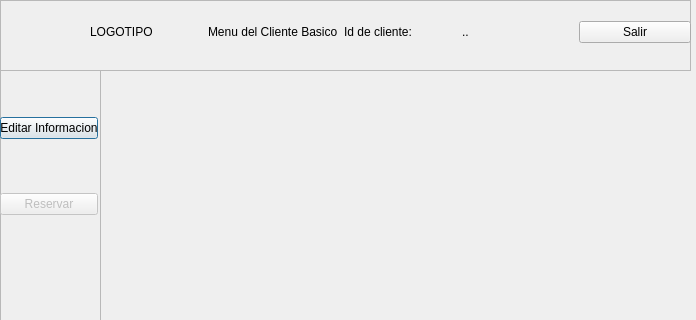
Before: the Qt Designer form ParkingLotSystem1.0/cliente_b_principal.ui in Jheb1024/Park_lot_System, drawn with Qt 5; both pictures show x 0 to 696 and y 0 to 320 of the 696 by 459 pixel window.
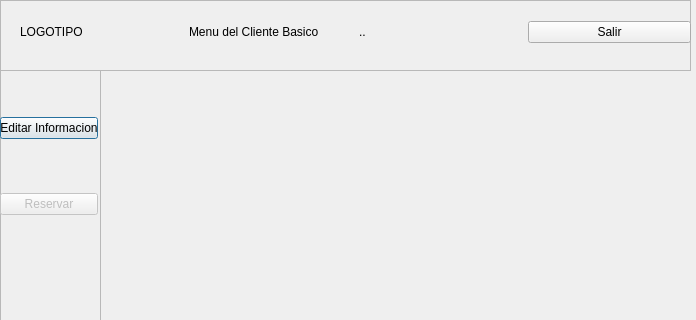
After: the same form once the commit is applied.

```diff
--- a/ParkingLotSystem1.0/cliente_b_principal.ui
+++ b/ParkingLotSystem1.0/cliente_b_principal.ui
@@ -115,20 +115,13 @@
    <widget class="QWidget" name="layoutWidget">
     <property name="geometry">
      <rect>
-      <x>90</x>
+      <x>20</x>
       <y>20</y>
-      <width>601</width>
+      <width>671</width>
       <height>25</height>
      </rect>
     </property>
     <layout class="QGridLayout" name="gridLayout">
-     <item row="0" column="0">
-      <widget class="QLabel" name="label_3">
-       <property name="text">
-        <string>LOGOTIPO</string>
-       </property>
-      </widget>
-     </item>
      <item row="0" column="1">
       <widget class="QLabel" name="label">
        <property name="text">
@@ -136,27 +129,27 @@
        </property>
       </widget>
      </item>
-     <item row="0" column="2">
-      <widget class="QLabel" name="label_2">
-       <property name="text">
-        <string>Id de cliente:</string>
-       </property>
-      </widget>
-     </item>
      <item row="0" column="3">
-      <widget class="QLabel" name="Id_label">
-       <property name="text">
-        <string>..</string>
-       </property>
-      </widget>
-     </item>
-     <item row="0" column="4">
       <widget class="QPushButton" name="pushButton_2">
        <property name="text">
         <string>Salir</string>
        </property>
       </widget>
      </item>
+     <item row="0" column="0">
+      <widget class="QLabel" name="label_3">
+       <property name="text">
+        <string>LOGOTIPO</string>
+       </property>
+      </widget>
+     </item>
+     <item row="0" column="2">
+      <widget class="QLabel" name="Id_label">
+       <property name="text">
+        <string>..</string>
+       </property>
+      </widget>
+     </item>
     </layout>
    </widget>
   </widget>
```
